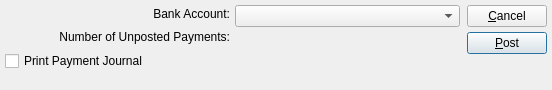
Qt form guiclient/postChecks.ui (Pegasus-RPG/xtuple-client) before a commit.
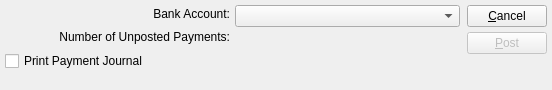
The same form after that commit. Custom widgets are drawn as their Qt base class.

Commit message: Issue #29996: AP Buttons available wihtout bank selection

```diff
--- a/guiclient/postChecks.ui
+++ b/guiclient/postChecks.ui
@@ -166,6 +166,9 @@
          <property name="autoDefault">
           <bool>true</bool>
          </property>
+         <property name="enabled">
+          <bool>false</bool>
+         </property>
          <property name="default">
           <bool>true</bool>
          </property>
```
Left out of the diff: 2 changed lines with no effect on the pictures. The commit also changes 3 other files.
